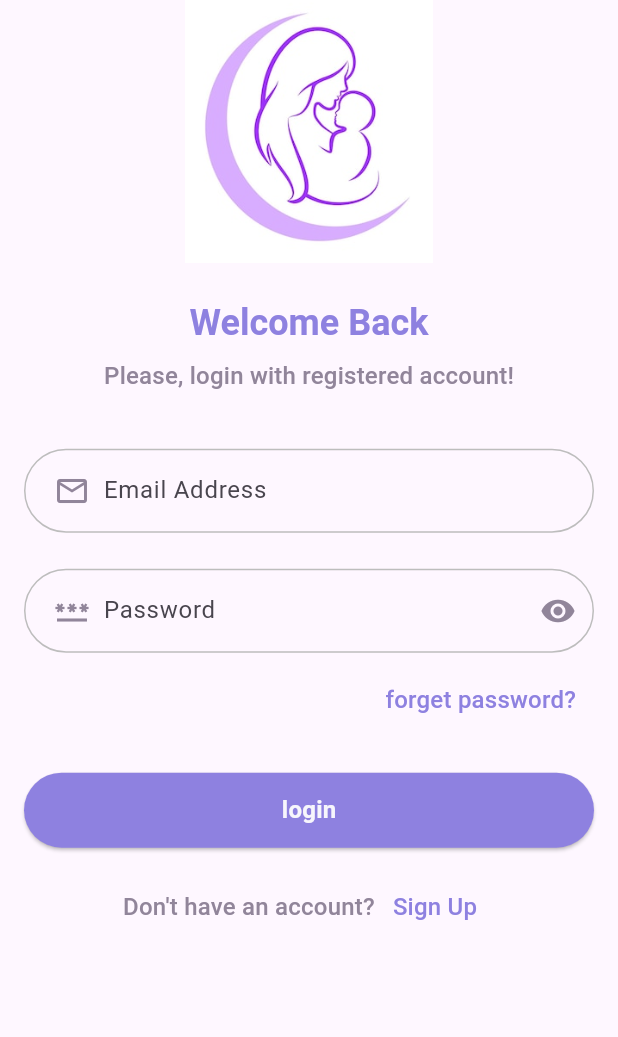
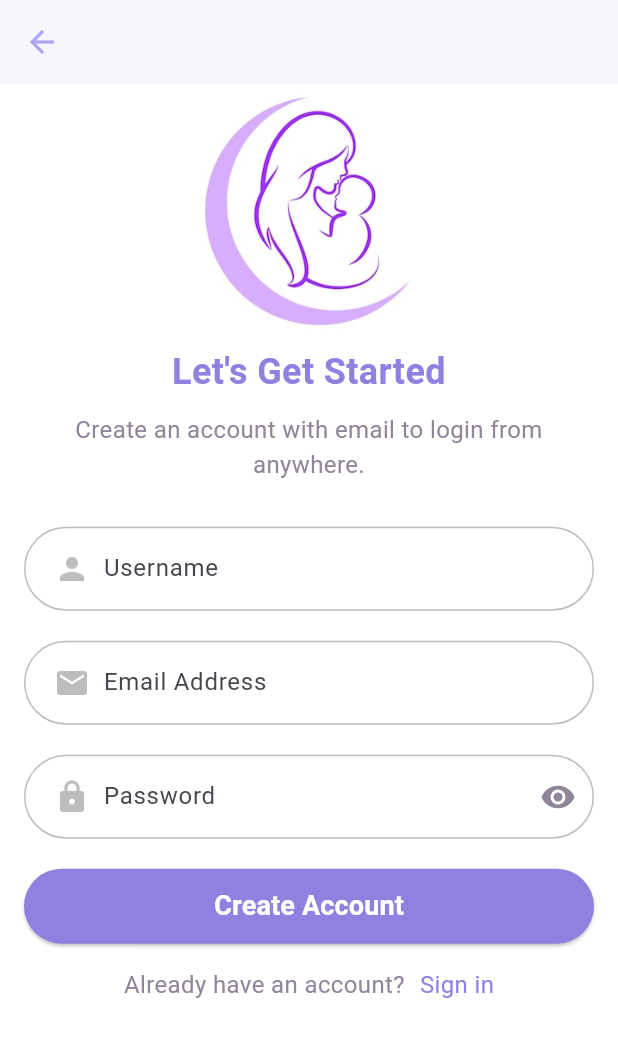
Before and after one commit to Jannat-Dawabsheh/GP, a Flutter app: the screen it shows after launch, after a tap on "Sign Up", on a phone screen of 412 x 824 dp. Shown: the top 1037 px of the screen. Run offline on Flutter 3.47's test engine with Material 3 defaults, Android fonts, the phone set to English and light mode, and no system bars.

Commit message:
edit signup and login page

```diff
--- a/lib/main.dart
+++ b/lib/main.dart
@@ -1,4 +1,6 @@
 import 'package:flutter/material.dart';
+import 'package:project_test/utils/app_router.dart';
+import 'package:project_test/utils/app_routes.dart';
 import 'package:project_test/views/pages/login_page.dart';
 
 void main() {
@@ -16,7 +18,8 @@ class MyApp extends StatelessWidget {
         colorScheme: ColorScheme.fromSeed(seedColor: Colors.deepPurple),
         useMaterial3: true,
       ),
-      home: const LoginPage(),
+      initialRoute:AppRoutes.login,
+      onGenerateRoute: AppRouter.generateRoute,
     );
   }
 }
--- a/lib/utils/app_colors.dart
+++ b/lib/utils/app_colors.dart
@@ -1,11 +1,14 @@
 import 'package:flutter/material.dart';
 class AppColors{
   static final grey4=Colors.grey.shade400;
+  static final grey2=Colors.grey.shade200;
   static const primary=Color(0xFF8E81E0);
-  static const white=Color(0xFFF7F6FC);
+  static const white=Colors.white;
   static const color3=Color(0xFFE8E1E2);
   static const color4=Color(0xFFE1C2B0);
   static const grey=Color(0xFF91859A);
+  static const arrowBack=const Color(0xFFaba4f5);
   static const black = Colors.black;
-
+  static const appBarBackgroundColor = Color(0xFFF7F6FC);
+  static const shadowColor = const Color.fromARGB(230, 196, 116, 210);
 }
--- /dev/null
+++ b/lib/utils/app_router.dart
@@ -0,0 +1,35 @@
+import 'package:flutter/material.dart';
+import 'package:project_test/utils/app_routes.dart';
+import 'package:project_test/views/pages/login_page.dart';
+import 'package:project_test/views/pages/signup_page.dart';
+
+
+class AppRouter {
+  static Route<dynamic> generateRoute(RouteSettings settings) {
+    switch (settings.name) {
+
+      case AppRoutes.signup:
+        return MaterialPageRoute(
+          builder: (_) => const SignupPage(),
+          settings: settings,
+        );
+
+        case AppRoutes.login:
+        return MaterialPageRoute(
+          builder: (_) => const LoginPage(),
+          settings: settings,
+        );
+
+
+      default:
+        return MaterialPageRoute(
+          builder: (_) => const Scaffold(
+            body: Center(
+              child: Text('Error Page!'),
+            ),
+          ),
+          settings: settings,
+        );
+    }
+  }
+}
--- /dev/null
+++ b/lib/utils/app_routes.dart
@@ -0,0 +1,7 @@
+class AppRoutes{
+  static const String login='/';
+  static const String home='/home';
+  static const String signup='/signup';
+
+
+}
--- a/lib/views/pages/login_page.dart
+++ b/lib/views/pages/login_page.dart
@@ -1,5 +1,6 @@
 import 'package:flutter/material.dart';
 import 'package:project_test/utils/app_colors.dart';
+import 'package:project_test/utils/app_routes.dart';
 
 class LoginPage extends StatefulWidget {
   const LoginPage({super.key});
@@ -30,9 +31,23 @@ class _LoginPageState extends State<LoginPage> {
     _passwordControler.dispose();
     super.dispose();
   }
+
+
   @override
   Widget build(BuildContext context) {
     return Scaffold(
+          appBar: AppBar(
+          backgroundColor: AppColors.appBarBackgroundColor,
+          leading: IconButton(
+            icon: const Icon(Icons.arrow_back),
+            color: AppColors.arrowBack,
+            onPressed: () {
+              Navigator.of(context).pop();
+            },
+          ),
+          elevation: 0,
+          shadowColor: AppColors.shadowColor,
+        ),
           body: SafeArea(
             child: SingleChildScrollView(
               child: Padding(
@@ -45,9 +60,6 @@ class _LoginPageState extends State<LoginPage> {
                       Image.asset(
                         'assets/images/logo.png',
                         width: MediaQuery.sizeOf(context).width*0.4,
-                      ),
-                      const SizedBox(
-                        height: 24,
                       ),
                       Text(
                         "Welcome Back",
@@ -95,7 +107,7 @@ class _LoginPageState extends State<LoginPage> {
                             padding:  EdgeInsets.only(left: 20, right: 5),
                             child:  Icon(Icons.email_outlined),
                           ),
-                          prefixIconColor: AppColors.grey,
+                          prefixIconColor: AppColors.grey4,
                           enabledBorder: OutlineInputBorder(
                             borderRadius: BorderRadius.circular(30.0),
                             borderSide: BorderSide(color:AppColors.grey4, width: 1.0),
@@ -132,9 +144,9 @@ class _LoginPageState extends State<LoginPage> {
                           hintText: "Password",
                           prefixIcon: const Padding(
                             padding:  EdgeInsets.only(left: 20, right:5 ),
-                            child:  Icon(Icons.password),
+                            child:  Icon(Icons.lock),
                           ),
-                          prefixIconColor: AppColors.grey,
+                          prefixIconColor: AppColors.grey4,
                           suffixIcon: InkWell(
                             onTap: () {
                               setState(() {
@@ -181,7 +193,8 @@ class _LoginPageState extends State<LoginPage> {
                         width: double.infinity,
                         height: 50,
                         child: ElevatedButton(
-                                onPressed: (){},
+                                onPressed: (){
+                                },
                                 style: ElevatedButton.styleFrom(
                                   backgroundColor: AppColors.primary,
                                   foregroundColor: AppColors.white,
@@ -214,7 +227,9 @@ class _LoginPageState extends State<LoginPage> {
                                     color: AppColors.grey,
                                   )),
                           TextButton(
-                            onPressed: () {},
+                            onPressed: () {
+                              Navigator.pushNamed(context, AppRoutes.signup);
+                            },
                             child: Text(
                               "Sign Up",
                               style: Theme.of(context)
--- /dev/null
+++ b/lib/views/pages/signup_page.dart
@@ -0,0 +1,263 @@
+import 'package:flutter/material.dart';
+import 'package:project_test/utils/app_colors.dart';
+import 'package:project_test/utils/app_routes.dart';
+
+class SignupPage extends StatefulWidget {
+  const SignupPage({super.key});
+
+  @override
+  State<SignupPage> createState() => _SignupPageState();
+}
+
+class _SignupPageState extends State<SignupPage> {
+  late final GlobalKey<FormState> _formKey;
+  late final TextEditingController _emailControler;
+  late final TextEditingController _passwordControler;
+  late final TextEditingController _userName;
+  late FocusNode _emailFocusNode, _passwordFocusNode,_userNameFocusNode;
+  String? _email, _password,_name;
+  bool visibility = false;
+  @override
+  void initState() {
+    _formKey = GlobalKey<FormState>();
+    _emailControler = TextEditingController();
+    _passwordControler = TextEditingController();
+    _userName = TextEditingController();
+    _userNameFocusNode = FocusNode();
+    _emailFocusNode = FocusNode();
+    _passwordFocusNode = FocusNode();
+    super.initState();
+  }
+
+  @override
+  void dispose() {
+    _emailControler.dispose();
+    _passwordControler.dispose();
+    _userName.dispose();
+    super.dispose();
+  }
+
+  @override
+  Widget build(BuildContext context) {
+     return Scaffold(
+      backgroundColor: AppColors.white,
+      appBar: AppBar(
+        backgroundColor: AppColors.appBarBackgroundColor,
+        leading: IconButton(
+          icon: const Icon(Icons.arrow_back),
+          color: AppColors.arrowBack,
+          onPressed: () {
+            Navigator.of(context).pop();
+          },
+        ),
+        elevation: 0,
+        shadowColor: AppColors.shadowColor,
+      ),
+      body: SingleChildScrollView(
+        child: Center(
+          child: Padding(
+            padding: const EdgeInsets.symmetric(horizontal: 16.0),
+            child: Form(
+              key: _formKey,
+              child: Column(
+                crossAxisAlignment: CrossAxisAlignment.center,
+                children: [
+                  Image.asset(
+                          'assets/images/logo.png',
+                          width: MediaQuery.sizeOf(context).width*0.4,
+                        ),
+                  const Text(
+                    "Let's Get Started",
+                    textAlign: TextAlign.center,
+                    style: TextStyle(
+                      fontSize: 24.0,
+                      fontWeight: FontWeight.bold,
+                      color: AppColors.primary,
+                    ),
+                  ),
+                  const SizedBox(height: 10.0),
+                  const Text(
+                    "Create an account with email to login from anywhere.",
+                    textAlign: TextAlign.center,
+                    style: TextStyle(
+                      fontSize: 16.0,
+                      color: AppColors.grey,
+                    ),
+                  ),
+                  const SizedBox(height: 30.0),
+                  TextFormField(
+                    controller: _userName,
+                        onChanged: (value) => _name = value,
+                        validator: (value) {
+                          if (value == null || value.isEmpty) {
+                            return 'Please enter your name';
+                          } else {
+                            return null;
+                          }
+                        },
+                        focusNode: _userNameFocusNode,
+                        textInputAction: TextInputAction.next,
+                        onEditingComplete: () {
+                          _userNameFocusNode.unfocus();
+                          FocusScope.of(context).requestFocus(_emailFocusNode);
+                        },
+                        decoration: InputDecoration(
+                          hintText: 'Username',
+                          prefixIcon: Padding(
+                            padding: const EdgeInsets.only(left: 20, right:5 ),
+                            child: Icon(Icons.person, color: AppColors.grey4),
+                          ),
+                          enabledBorder: OutlineInputBorder(
+                            borderRadius: BorderRadius.circular(30.0),
+                            borderSide: BorderSide(color:AppColors.grey4, width: 1.0),
+                            ),
+                          focusedBorder: OutlineInputBorder(
+                            borderRadius: BorderRadius.circular(30.0),
+                            borderSide: const BorderSide(color:AppColors.primary, width: 2.0),
+                          ),
+                        ),
+                  ),
+                  const SizedBox(height: 20.0),
+                  TextFormField(
+                    controller: _emailControler,
+                        onChanged: (value) => _email = value,
+                        validator: (value) {
+                          if (value == null || value.isEmpty) {
+                            return 'Please enter your email';
+                          } else if (!value.contains('@')) {
+                            return 'Please enter a valid email';
+                          } else {
+                            return null;
+                          }
+                        },
+                        keyboardType: TextInputType.emailAddress,
+                        focusNode: _emailFocusNode,
+                        textInputAction: TextInputAction.next,
+                        onEditingComplete: () {
+                          _emailFocusNode.unfocus();
+                          FocusScope.of(context).requestFocus(_passwordFocusNode);
+                        },
+                        decoration: InputDecoration(
+                          hintText: 'Email Address',
+                          prefixIcon: Padding(
+                            padding: const EdgeInsets.only(left: 20, right:5 ),
+                            child: Icon(Icons.email, color: AppColors.grey4),
+                          ),
+                          enabledBorder: OutlineInputBorder(
+                            borderRadius: BorderRadius.circular(30.0),
+                            borderSide: BorderSide(color:AppColors.grey4, width: 1.0),
+                            ),
+                            focusedBorder: OutlineInputBorder(
+                            borderRadius: BorderRadius.circular(30.0),
+                            borderSide: const BorderSide(color:AppColors.primary, width: 2.0),
+                          ),
+                        ),
+                  ),
+                  const SizedBox(height: 20.0),
+                  TextFormField(
+                    controller: _passwordControler,
+                        onChanged: (value) => _password = value,
+                        focusNode: _passwordFocusNode,
+                        textInputAction: TextInputAction.done,
+                        onEditingComplete: () {
+                          _passwordFocusNode.unfocus();
+                        },
+                        validator: (value) {
+                          if (value == null || value.isEmpty) {
+                            return 'Please enter your password';
+                          } else if (value.length < 6) {
+                            return 'Password must be at least 6 characters';
+                          } else {
+                            return null;
+                          }
+                        },
+                        obscureText: !visibility,
+
+                    decoration: InputDecoration(
+                      hintText: 'Password',
+                      prefixIcon: Padding(
+                        padding: const EdgeInsets.only(left: 20, right:5 ),
+                        child: Icon(Icons.lock, color: AppColors.grey4),
+                      ),
+                      suffixIcon: InkWell(
+                            onTap: () {
+                              setState(() {
+                                visibility = !visibility;
+                              });
+                            },
+                            child: Icon(visibility
+                                ? Icons.visibility_off
+                                : Icons.visibility),
+                          ),
+                          suffixIconColor: AppColors.grey,
+
+                          enabledBorder: OutlineInputBorder(
+                            borderRadius: BorderRadius.circular(30.0),
+                            borderSide: BorderSide(color:AppColors.grey4, width: 1.0),
+                            ),
+                          focusedBorder: OutlineInputBorder(
+                            borderRadius: BorderRadius.circular(30.0),
+                            borderSide: const BorderSide(color:AppColors.primary, width: 2.0),
+                          ),
+                    ),
+                  ),
+                    const SizedBox(height: 20.0),
+                  SizedBox(
+                    width: double.infinity,
+                    height: 50.0,
+                    child: ElevatedButton(
+                      onPressed: () {
+                        // Add functionality for the button here
+                      },
+                      style: ElevatedButton.styleFrom(
+                        backgroundColor: AppColors.primary,
+                      ),
+                      child: const Text(
+                        'Create Account',
+                        style: TextStyle(
+                          color: AppColors.white,
+                          fontSize: 18.0,
+                          fontWeight: FontWeight.bold,
+                        ),
+                      ),
+                    ),
+                  ),
+                   const SizedBox(height: 16.0),
+                   Row(
+                    mainAxisAlignment: MainAxisAlignment.center,
+                    children: [
+                      const Text(
+                        "Already have an account?",
+                        style: TextStyle(
+                          fontSize: 16.0,
+                          color: AppColors.grey,
+
+                        ),
+                      ),
+                      const SizedBox(width: 10.0),
+                      GestureDetector(
+                        onTap: () {
+                          Navigator.pushNamed(context, AppRoutes.login);
+                        },
+                        child: const Text(
+                          "Sign in",
+                          style: TextStyle(
+                            fontSize: 16.0,
+                            color: AppColors.primary,
+
+                          ),
+                        ),
+                      ),
+                    ],
+                  ),
+
+                   ],
+              ),
+            ),
+          ),
+        ),
+      ),
+    );
+
+  }
+}
```
